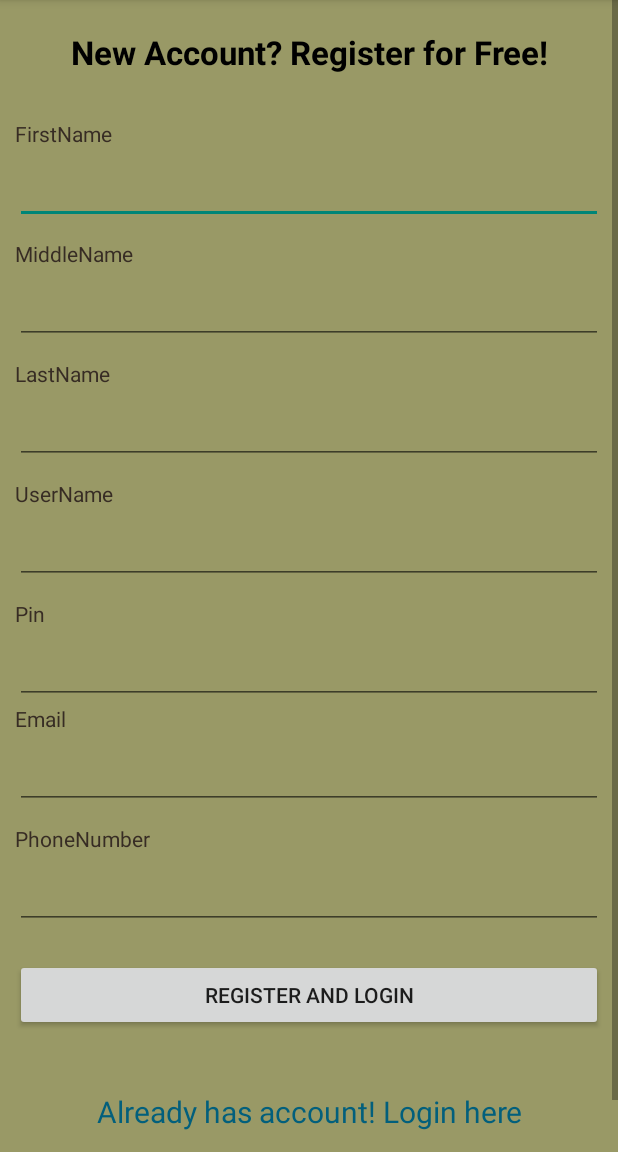
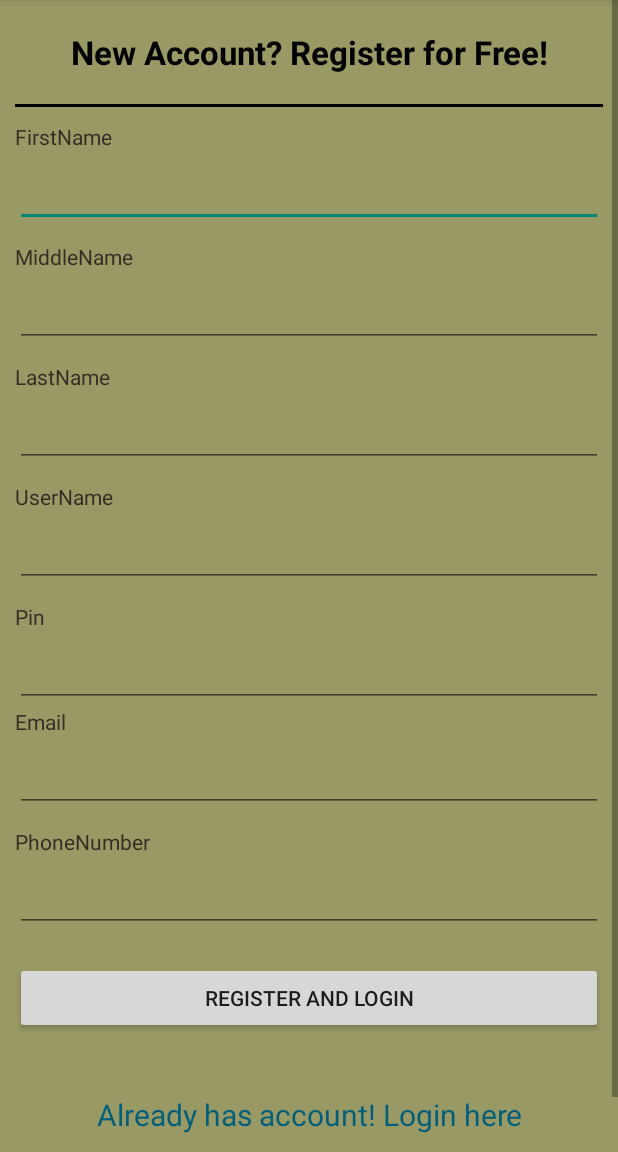
Before and after one commit to vishnuchelle/MyDairy, an Android app: the SignUpActivity screen opened directly, with no data from a screen before it, on a phone screen of 412 x 824 dp, the part 84-1236 px from its top. Run offline under Robolectric (Android 15) with nearby library versions, the phone set to English and light mode, and no system bars.

Commit message:
minor edits in signup and login pages

```diff
--- a/app/src/main/res/layout/activity_signup.xml
+++ b/app/src/main/res/layout/activity_signup.xml
@@ -118,8 +118,10 @@
             android:textColor="#000000"
             android:layout_marginTop="20dp"
             android:textStyle="bold"
-            android:layout_marginBottom="20dp"
+            android:layout_marginBottom="10dp"
             android:textAppearance="?android:attr/textAppearanceLarge" />
+
+
 
         <LinearLayout
             xmlns:android="http://schemas.android.com/apk/res/android"
@@ -128,6 +130,13 @@
             android:layout_height="wrap_content"
             android:padding="10dip"
             android:layout_below="@id/signUpTitle">
+
+
+            <View
+                android:layout_width="fill_parent"
+                android:layout_height="2dp"
+                android:layout_marginBottom="10dp"
+                android:background="#000000" />
 
 
             <TextView android:layout_width="fill_parent"
@@ -183,6 +192,7 @@
                 android:layout_height="wrap_content"
                 android:password="true"
                 android:singleLine="true"
+                android:numeric="integer"
                 android:layout_marginTop="5dip"/>
 
             <TextView android:layout_width="fill_parent"
```
Also changed, not shown: app/src/main/res/layout/activity_status.xml (+4 -3 lines).
